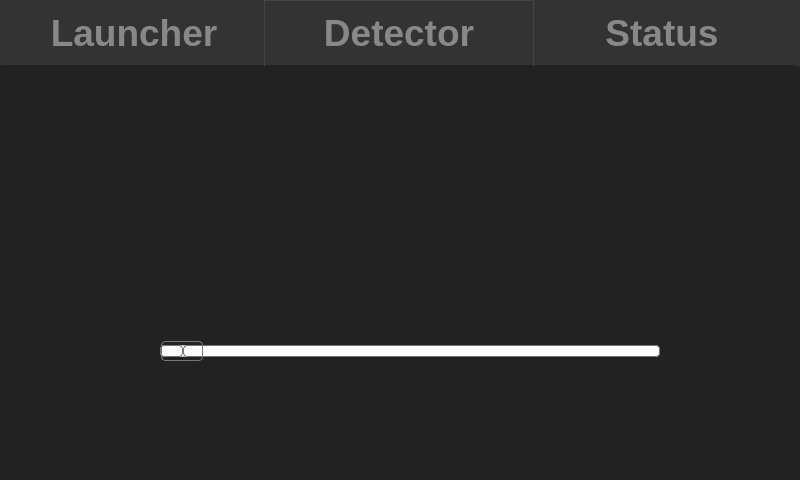
Old version of the form mainwindow.ui in the repository AlexVerschoot/MachineVisionGui.
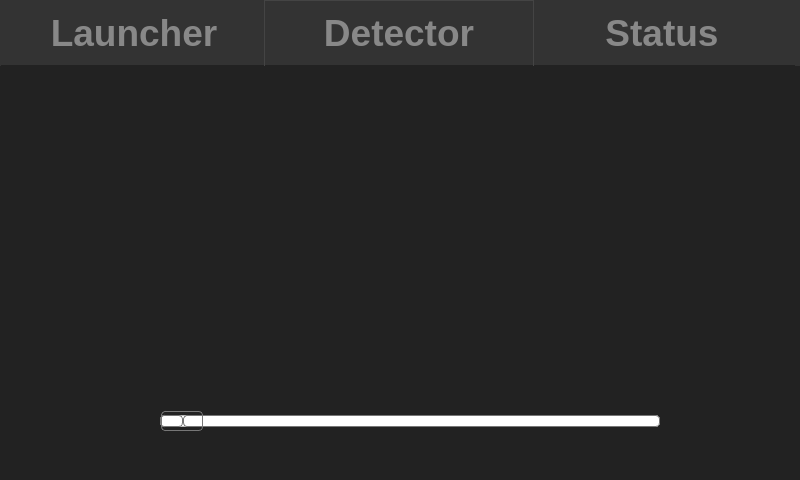
New version of the form. The open tabs and pages were chosen to show the change. Icons and pictures are not drawn.

Commit message: added a element to view the picture, still needs added functionality

What changed in the file:
```diff
--- a/mainwindow.ui
+++ b/mainwindow.ui
@@ -350,7 +350,7 @@
       <property name="geometry">
        <rect>
         <x>160</x>
-        <y>270</y>
+        <y>340</y>
         <width>500</width>
         <height>27</height>
        </rect>
```
Left out of the diff: 15 changed lines with no effect on the pictures. The commit also changes 2 other files.
